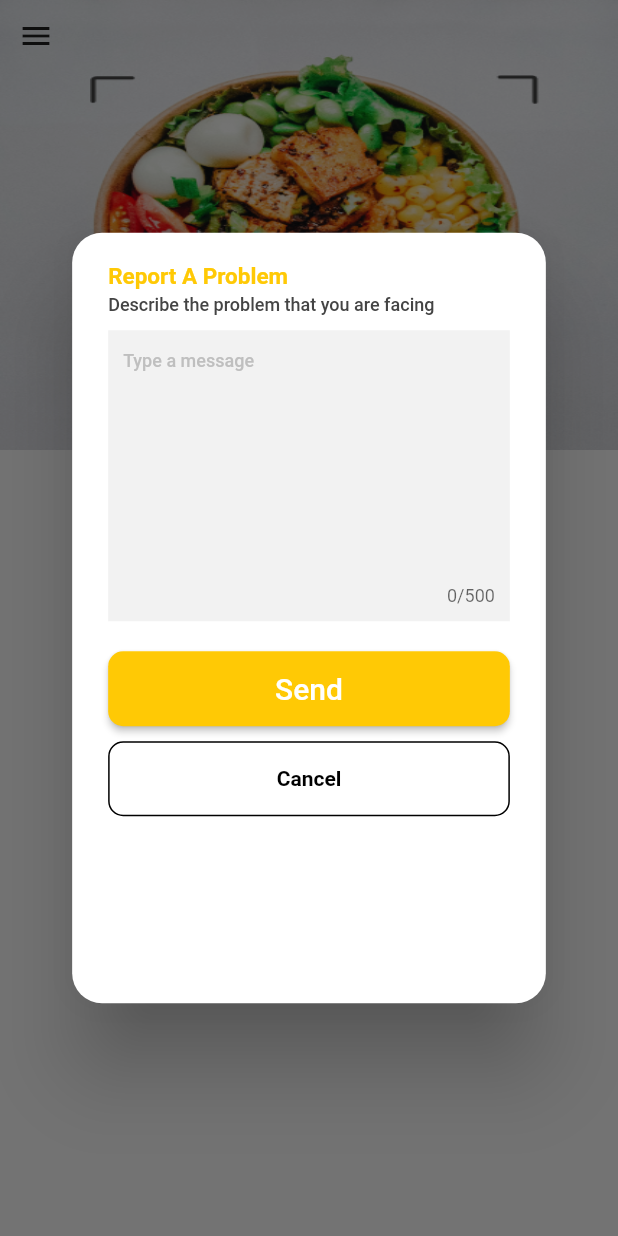
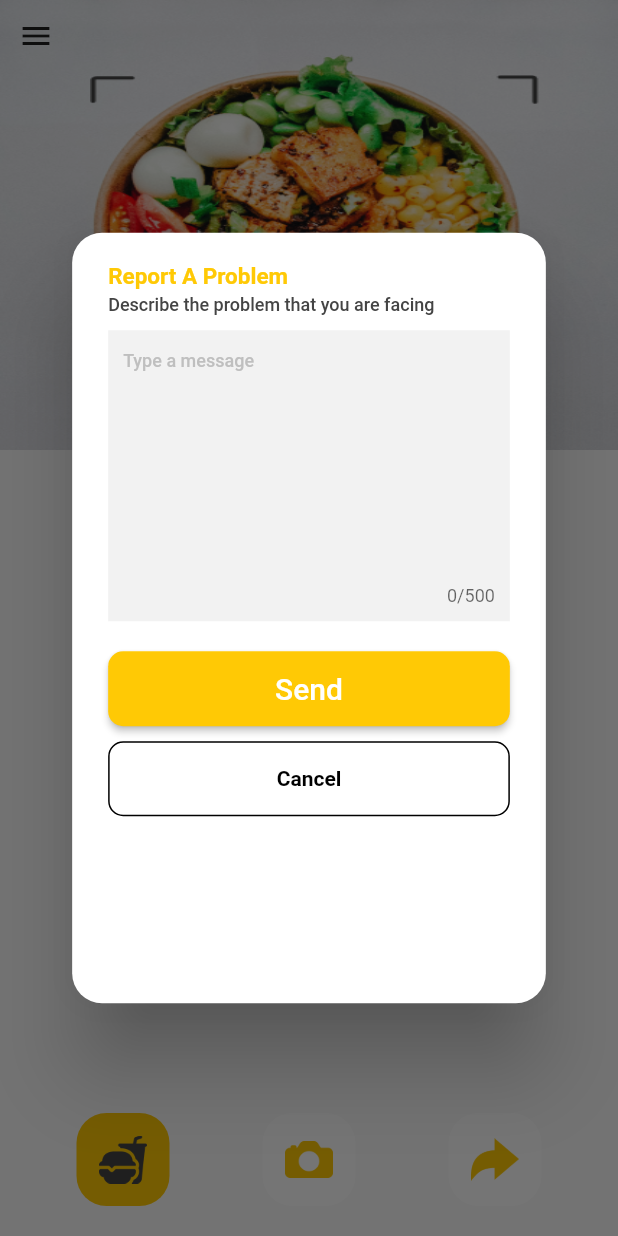
Before and after one commit to RabiaYazdani/DietApp, a Flutter app: the HomeScreen screen opened directly, after a tap on the "menu" icon, after a tap on "Report A Problem", on a phone screen of 412 x 824 dp. Run offline on Flutter 3.47's test engine with Material 2 defaults, Android fonts, the phone set to English and light mode, and no system bars; Roboto replaces fonts that are missing (Montserrat, Buttoni); project files that could hold a hidden picture were left out.

Commit message:
Home Screen Work Started

```diff
--- a/lib/Info_Cards/delete_card.dart
+++ b/lib/Info_Cards/delete_card.dart
@@ -17,8 +17,10 @@ class DeleteCard extends StatelessWidget {
         crossAxisAlignment: CrossAxisAlignment.center,
         mainAxisAlignment: MainAxisAlignment.start,
         children: [
-          const Icon(Icons.delete_outlined,
-              color: AppColor.colorCode3, size: 70),
+          SizedBox(
+              height: mediaQuery.height * 0.13,
+              width: mediaQuery.width * 0.13,
+              child: Image.asset("assets/images/delete.png")),
           height(10),
           const Text('Delete Account?',
               style: TextStyle(
--- a/lib/Info_Cards/payment_card.dart
+++ b/lib/Info_Cards/payment_card.dart
@@ -1,6 +1,4 @@
-import 'package:flutter/cupertino.dart';
 import 'package:flutter/material.dart';
-
 import '../app_color.dart';
 import '../constants.dart';
 
@@ -47,7 +45,7 @@ class PaymentCard extends StatelessWidget {
           ),
           Expanded(
             child: Padding(
-              padding: EdgeInsets.all(20),
+              padding: const EdgeInsets.all(20),
               child: Column(
                 mainAxisAlignment: MainAxisAlignment.center,
                 crossAxisAlignment: CrossAxisAlignment.center,
@@ -69,7 +67,7 @@ class PaymentCard extends StatelessWidget {
                               ],
                             ),
                           )),
-                  Spacer(),
+                  const Spacer(),
                   SizedBox(
                     height: 50,
                     width: double.infinity,
--- a/lib/Screens/drawer_screen.dart
+++ b/lib/Screens/drawer_screen.dart
@@ -7,6 +7,7 @@ import 'package:flutter/material.dart';
 import '../Info_Cards/delete_card.dart';
 import '../Info_Cards/logout_card.dart';
 import '../Info_Cards/payment_card.dart';
+import '../Info_Cards/tips_error_card.dart';
 import '../app_color.dart';
 
 class DrawerView extends StatelessWidget {
@@ -45,18 +46,36 @@ class DrawerView extends StatelessWidget {
               },
             ),
             height(10),
-            DrawerActionCards(
-              label: "Delete Account",
-              icon: Icons.delete_outlined,
-              action: () {
+            Row(
+              crossAxisAlignment: CrossAxisAlignment.center,
+              children: [
+                SizedBox(
+                  height: 30,
+                  width: 30,
+                  child: Image.asset(
+                    'assets/images/delete.png',
+                    color: AppColor.black,
+                  ),
+                ),
+                width(10),
+                TextButton(
+                    onPressed: () {
                       showDialog(
                           context: context,
                           builder: (ctx) => AlertDialog(
                                 shape: RoundedRectangleBorder(
                                     borderRadius: BorderRadius.circular(20)),
-                          content: DeleteCard(),
+                                content: const DeleteCard(),
                               ));
                     },
+                    child: const Text(
+                      "Delete Account",
+                      style: TextStyle(
+                          color: Colors.white,
+                          fontSize: 16,
+                          fontWeight: FontWeight.w500),
+                    ))
+              ],
             ),
             const Spacer(),
             TextButton(
@@ -67,10 +86,40 @@ class DrawerView extends StatelessWidget {
                             contentPadding: EdgeInsets.zero,
                             shape: RoundedRectangleBorder(
                                 borderRadius: BorderRadius.circular(20)),
-                            content: PaymentCard(),
+                            content: const PaymentCard(),
                           ));
                 },
                 child: const Text('payment_card')),
+            TextButton(
+                onPressed: () {
+                  showDialog(
+                      context: context,
+                      builder: (ctx) => AlertDialog(
+                            shape: RoundedRectangleBorder(
+                                borderRadius: BorderRadius.circular(20)),
+                            content: TipsAndErrorCard(
+                              label: 'Tips',
+                              imageUrl: 'question',
+                              information: tips,
+                            ),
+                          ));
+                },
+                child: const Text('tips_card')),
+            TextButton(
+                onPressed: () {
+                  showDialog(
+                      context: context,
+                      builder: (ctx) => AlertDialog(
+                            shape: RoundedRectangleBorder(
+                                borderRadius: BorderRadius.circular(20)),
+                            content: TipsAndErrorCard(
+                              label: 'Error',
+                              imageUrl: 'info',
+                              information: tips,
+                            ),
+                          ));
+                },
+                child: const Text('error_card')),
             const Divider(thickness: 2, color: AppColor.white),
             height(10),
             DrawerActionCards(
@@ -103,6 +152,7 @@ class DrawerActionCards extends StatelessWidget {
   @override
   Widget build(BuildContext context) {
     return Row(
+      crossAxisAlignment: CrossAxisAlignment.center,
       children: [
         Icon(icon),
         width(13),
--- a/lib/Screens/home_screen.dart
+++ b/lib/Screens/home_screen.dart
@@ -1,10 +1,20 @@
 import 'package:flutter/material.dart';
 
+import '../Info_Cards/payment_card.dart';
+import '../app_color.dart';
 import 'drawer_screen.dart';
 
-class HomeScreen extends StatelessWidget {
+class HomeScreen extends StatefulWidget {
   const HomeScreen({Key? key}) : super(key: key);
 
+  @override
+  State<HomeScreen> createState() => _HomeScreenState();
+}
+
+class _HomeScreenState extends State<HomeScreen> {
+  bool food = false;
+  bool cam = false;
+  bool social = false;
   @override
   Widget build(BuildContext context) {
     GlobalKey<ScaffoldState> scaffoldState = GlobalKey<ScaffoldState>();
@@ -40,8 +50,88 @@ class HomeScreen extends StatelessWidget {
                     },
                     icon: Icon(Icons.menu))
               ],
-            )
+            ),
+            const Spacer(),
           ],
+        ),
+        bottomSheet: Padding(
+          padding: const EdgeInsets.all(20),
+          child: Row(
+            mainAxisAlignment: MainAxisAlignment.spaceAround,
+            crossAxisAlignment: CrossAxisAlignment.center,
+            children: [
+              Container(
+                  padding: const EdgeInsets.all(7),
+                  decoration: BoxDecoration(
+                      borderRadius: BorderRadius.circular(20),
+                      color: food ? AppColor.colorCode3 : AppColor.white),
+                  child: IconButton(
+                    onPressed: () {
+                      setState(() {
+                        food = !food;
+                        cam = false;
+                        social = false;
+                      });
+                    },
+                    icon: food
+                        ? Image.asset('assets/images/eat_selected.png')
+                        : Image.asset('assets/images/eat.png'),
+                    iconSize: 30,
+                  )),
+              Container(
+                  padding: const EdgeInsets.all(7),
+                  decoration: BoxDecoration(
+                      borderRadius: BorderRadius.circular(20),
+                      color: cam ? AppColor.colorCode3 : AppColor.white),
+                  child: IconButton(
+                    onPressed: () {
+                      setState(() {
+                        cam = !cam;
+                        food = false;
+                        social = false;
+                      });
+                    },
+                    icon: cam
+                        ? Image.asset('assets/images/cam_selected.png')
+                        : Image.asset('assets/images/cam.png'),
+                    iconSize: 30,
+                  )),
+              Container(
+                  padding: const EdgeInsets.all(7),
+                  decoration: BoxDecoration(
+                      borderRadius: BorderRadius.circular(20),
+                      color: social ? AppColor.colorCode3 : AppColor.white),
+                  child: IconButton(
+                    onPressed: () {
+                      setState(() {
+                        social = !social;
+                        food = false;
+                        cam = false;
+                        showDialog(
+                            context: context,
+                            builder: (ctx) => AlertDialog(
+                                  contentPadding: EdgeInsets.zero,
+                                  shape: RoundedRectangleBorder(
+                                      borderRadius: BorderRadius.circular(20)),
+                                  content: const PaymentCard(),
+                                ));
+                      });
+                    },
+                    icon: social
+                        ? Image.asset('assets/images/social_selected.png')
+                        : Image.asset('assets/images/social.png'),
+                    iconSize: 30,
+                  )),
+              // SizedBox(
+              //     height: 30,
+              //     width: 30,
+              //     child: Image.asset('assets/images/cam.png')),
+              // SizedBox(
+              //     height: 30,
+              //     width: 30,
+              //     child: Image.asset('assets/images/social.png')),
+            ],
+          ),
         ),
       ),
     );
```
Also changed, not shown: lib/Info_Cards/tips_error_card.dart (added, +65 -0 lines), lib/constants.dart (+8 -0 lines), assets/images/cam.png (added), assets/images/cam_selected.png (added), assets/images/delete.png (added), assets/images/eat.png (added), assets/images/eat_selected.png (added), assets/images/info.png (added), assets/images/question.png (added), assets/images/social.png (added), assets/images/social_selected.png (added), lib/Info_Cards/tips_card.dart (deleted). Lines whose indentation alone changed are shown as unchanged.
